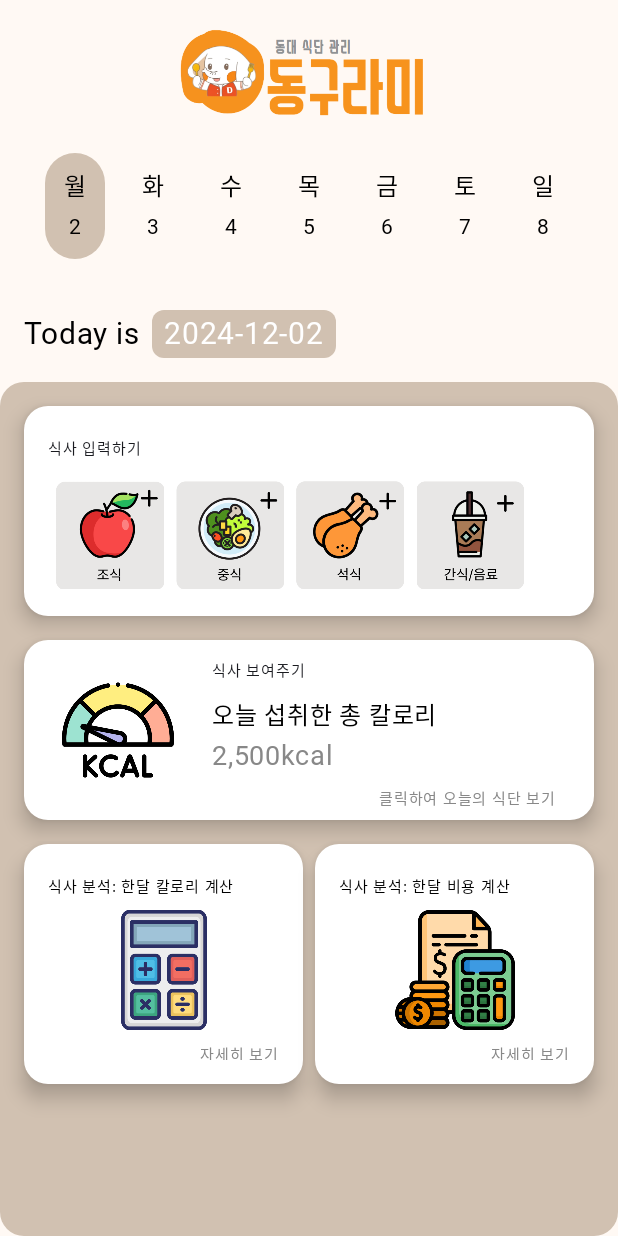
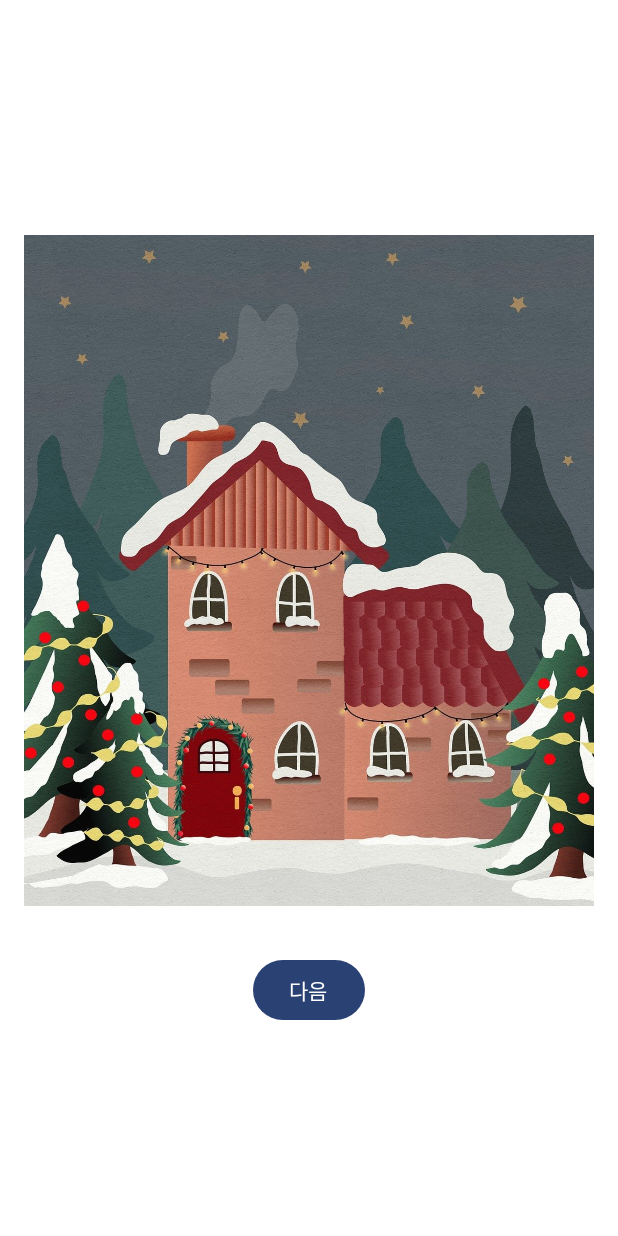
Before and after one commit to som0309/mobile-software, an Android app built with Jetpack Compose: the screen it shows after launch (MainActivity), on a phone screen of 412 x 824 dp. Run offline under Robolectric (Android 15) with nearby library versions, the phone set to English and light mode, and no system bars; Roboto replaces fonts that are not available here.

Commit message:
mj_third

```diff
--- a/app/src/main/java/com/example/proj_mainhome/MainActivity.kt
+++ b/app/src/main/java/com/example/proj_mainhome/MainActivity.kt
@@ -12,6 +12,8 @@ import com.example.proj_mainhome.screens.MealInputScreen
 import com.example.proj_mainhome.screens.MealViewScreen
 import com.example.proj_mainhome.screens.Analysis1Screen
 import com.example.proj_mainhome.screens.Analysis2Screen
+import com.example.proj_mainhome.screens.DescriptionScreen
+import com.example.proj_mainhome.screens.LoadingScreen
 import com.example.proj_mainhome.ui.theme.Proj_mainhomeTheme
 
 class MainActivity : ComponentActivity() {
@@ -22,8 +24,16 @@ class MainActivity : ComponentActivity() {
                 val navController = rememberNavController() // 네비게이션 컨트롤러 생성
                 NavHost(
                     navController = navController,
-                    startDestination = "home"
+                    startDestination = "loading"
                 ) {
+                    // 로딩 화면
+                    composable("loading") {
+                        LoadingScreen(navController) // 로딩 화면 호출
+                    }
+                    // 설명 화면
+                    composable("description") {
+                        DescriptionScreen(navController) // 설명 화면 호출
+                    }
                     composable("home") {
                         HomeScreen(navController) // HomeScreen 호출
                     }
--- /dev/null
+++ b/app/src/main/java/com/example/proj_mainhome/screens/DescriptionScreen.kt
@@ -0,0 +1,64 @@
+package com.example.proj_mainhome.screens
+
+import androidx.compose.foundation.Image
+import androidx.compose.foundation.background
+import androidx.compose.foundation.layout.*
+import androidx.compose.material3.Button
+import androidx.compose.material3.Text
+import androidx.compose.runtime.*
+import androidx.compose.ui.Alignment
+import androidx.compose.ui.Modifier
+import androidx.compose.ui.graphics.Color
+import androidx.compose.ui.res.painterResource
+import androidx.compose.ui.unit.dp
+import androidx.navigation.NavController
+import com.example.proj_mainhome.R
+
+@Composable
+fun DescriptionScreen(navController: NavController) {
+    // 앱 설명 페이지 리스트 (이미지 리소스들)
+    val pages = listOf(
+        R.drawable.ex1, // ex1.jpg
+        R.drawable.ex2, // ex2.jpg
+        R.drawable.ex3  // ex3.jpg
+    )
+
+    // 현재 보고 있는 페이지 상태
+    var currentPage by remember { mutableStateOf(0) }
+
+    Box(
+        modifier = Modifier
+            .fillMaxSize()
+            .background(Color.White), // 배경색 흰색
+        contentAlignment = Alignment.Center
+    ) {
+        if (currentPage < pages.size) { // 아직 마지막 페이지가 아니라면
+            Column(
+                horizontalAlignment = Alignment.CenterHorizontally,
+                verticalArrangement = Arrangement.Center
+            ) {
+                // 설명 페이지 이미지
+                Image(
+                    painter = painterResource(id = pages[currentPage]),
+                    contentDescription = "설명 페이지 ${currentPage + 1}",
+                    modifier = Modifier
+                        .fillMaxWidth()
+                        .padding(16.dp)
+                )
+
+                Spacer(modifier = Modifier.height(16.dp))
+
+                // 버튼: 다음 or 시작하기
+                Button(onClick = {
+                    if (currentPage < pages.size - 1) {
+                        currentPage++ // 다음 페이지로 이동
+                    } else {
+                        navController.navigate("home") // 홈 화면으로 이동
+                    }
+                }) {
+                    Text(if (currentPage < pages.size - 1) "다음" else "시작하기")
+                }
+            }
+        }
+    }
+}
--- /dev/null
+++ b/app/src/main/java/com/example/proj_mainhome/screens/LoadingScreen.kt
@@ -0,0 +1,41 @@
+package com.example.proj_mainhome.screens
+
+import androidx.compose.foundation.Image
+import androidx.compose.foundation.background
+import androidx.compose.foundation.layout.*
+import androidx.compose.runtime.Composable
+import androidx.compose.runtime.LaunchedEffect
+import androidx.compose.ui.Alignment
+import androidx.compose.ui.Modifier
+import androidx.compose.ui.graphics.Color
+import androidx.compose.ui.res.painterResource
+import androidx.compose.ui.unit.dp
+import androidx.navigation.NavController
+import kotlinx.coroutines.delay
+import com.example.proj_mainhome.R
+
+@Composable
+fun LoadingScreen(navController: NavController) {
+    // 로딩 화면 UI
+    Box(
+        modifier = Modifier
+            .fillMaxSize()
+            .background(Color(0xFFFFB469)), // 단색 배경 (연한 오렌지색)
+        contentAlignment = Alignment.Center // 중앙 정렬
+    ) {
+        // 로고 이미지 표시
+        Image(
+            painter = painterResource(id = R.drawable.proj_logo),
+            contentDescription = "앱 로고",
+            modifier = Modifier.size(200.dp) // 로고 크기 설정
+        )
+    }
+
+    // 로딩 화면 후 다음 화면으로 이동
+    LaunchedEffect(Unit) {
+        delay(2000L) // 2초 동안 로딩 유지
+        navController.navigate("description") { // 경로 수정
+            popUpTo("loading") { inclusive = true } // 로딩 화면 제거
+        }
+    }
+}
```
